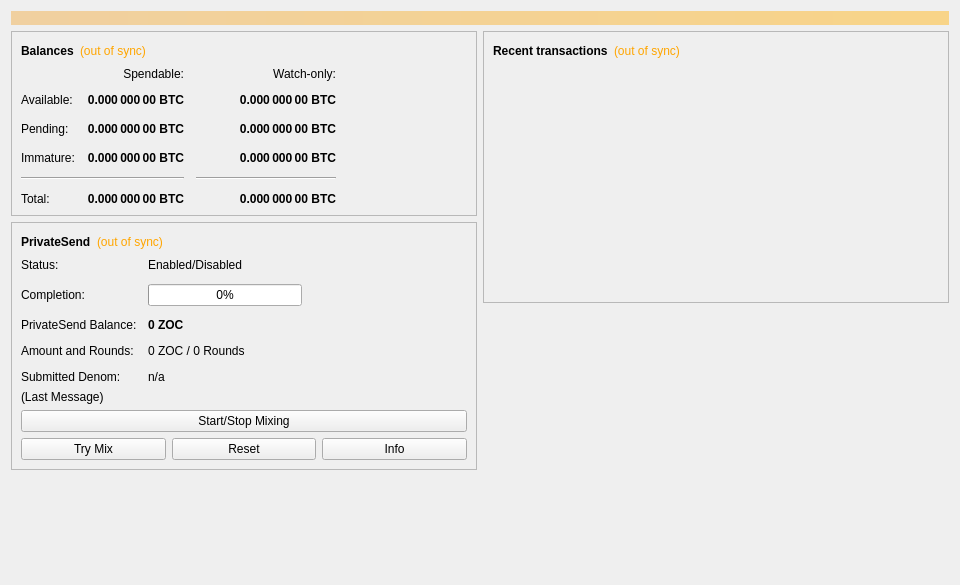
First picture: the form in src/qt/forms/overviewpage.ui, repository zocteam/zeroonecoin, before the edit.
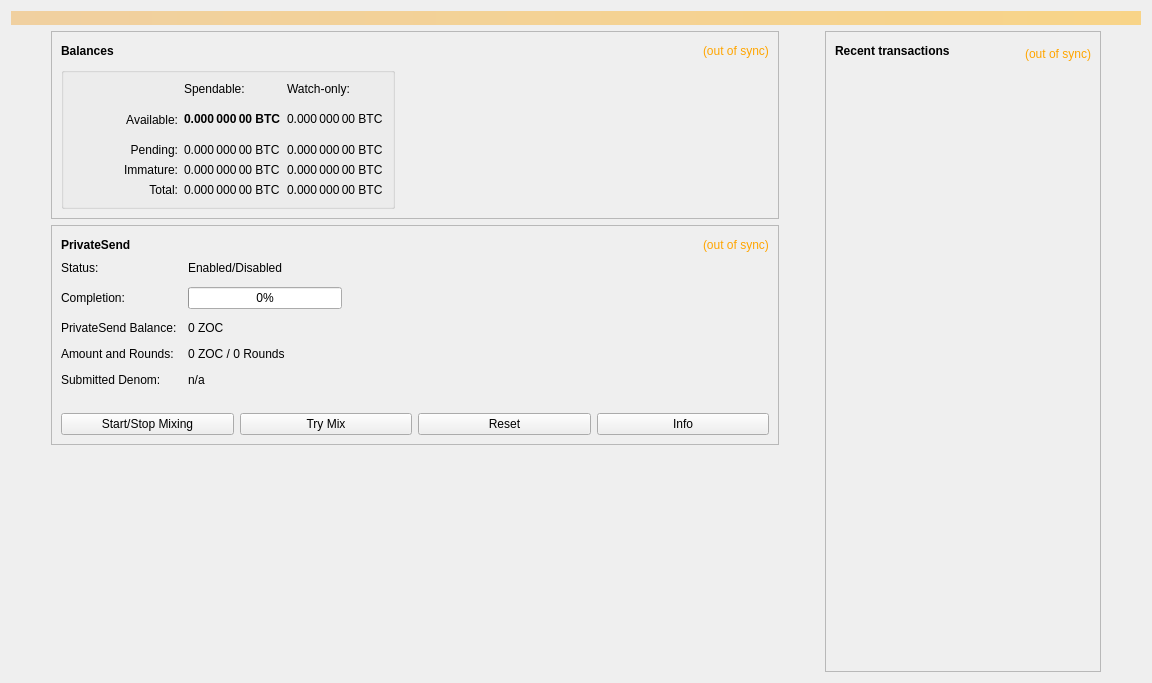
Second picture: the form after the edit.

What changed in the file:
```diff
--- a/src/qt/forms/overviewpage.ui
+++ b/src/qt/forms/overviewpage.ui
@@ -6,13 +6,13 @@
    <rect>
     <x>0</x>
     <y>0</y>
-    <width>960</width>
-    <height>585</height>
+    <width>1152</width>
+    <height>683</height>
    </rect>
   </property>
   <property name="minimumSize">
    <size>
-    <width>960</width>
+    <width>720</width>
     <height>0</height>
    </size>
   </property>
@@ -43,11 +43,30 @@
     </widget>
    </item>
    <item>
-    <layout class="QHBoxLayout" name="horizontalLayout" stretch="1,1">
+    <layout class="QHBoxLayout" name="horizontalLayout" stretch="0,1,0,0,0">
+     <item>
+      <spacer name="horizontalSpacer_7">
+       <property name="orientation">
+        <enum>Qt::Horizontal</enum>
+       </property>
+       <property name="sizeHint" stdset="0">
+        <size>
+         <width>40</width>
+         <height>20</height>
+        </size>
+       </property>
+      </spacer>
+     </item>
      <item>
       <layout class="QVBoxLayout" name="verticalLayout_2">
        <item>
         <widget class="QFrame" name="frame">
+         <property name="sizePolicy">
+          <sizepolicy hsizetype="Preferred" vsizetype="Preferred">
+           <horstretch>0</horstretch>
+           <verstretch>0</verstretch>
+          </sizepolicy>
+         </property>
          <property name="frameShape">
           <enum>QFrame::StyledPanel</enum>
          </property>
@@ -70,6 +89,19 @@
               </property>
              </widget>
             </item>
+            <item>
+             <spacer name="horizontalSpacer_3">
+              <property name="orientation">
+               <enum>Qt::Horizontal</enum>
+              </property>
+              <property name="sizeHint" stdset="0">
+               <size>
+                <width>40</width>
+                <height>20</height>
+               </size>
+              </property>
+             </spacer>
+            </item>
             <item>
              <widget class="QLabel" name="labelWalletStatus">
               <property name="toolTip">
@@ -86,83 +118,21 @@
               </property>
              </widget>
             </item>
-            <item>
-             <spacer name="horizontalSpacer_3">
-              <property name="orientation">
-               <enum>Qt::Horizontal</enum>
-              </property>
-              <property name="sizeHint" stdset="0">
-               <size>
-                <width>40</width>
-                <height>20</height>
-               </size>
-              </property>
-             </spacer>
-            </item>
            </layout>
           </item>
           <item>
-           <layout class="QGridLayout" name="gridLayout">
+           <widget class="QGroupBox" name="groupBox">
+            <layout class="QGridLayout" name="gridLayout" columnstretch="0,0,0">
+             <property name="sizeConstraint">
+              <enum>QLayout::SetFixedSize</enum>
+             </property>
             <property name="spacing">
-             <number>12</number>
-            </property>
-            <item row="2" column="2">
-             <widget class="QLabel" name="labelWatchPending">
-              <property name="font">
-               <font>
-                <weight>75</weight>
-                <bold>true</bold>
-               </font>
-              </property>
-              <property name="cursor">
-               <cursorShape>IBeamCursor</cursorShape>
-              </property>
-              <property name="toolTip">
-               <string>Unconfirmed transactions to watch-only addresses</string>
-              </property>
-              <property name="text">
-               <string notr="true">0.000 000 00 BTC</string>
-              </property>
-              <property name="alignment">
-               <set>Qt::AlignRight|Qt::AlignTrailing|Qt::AlignVCenter</set>
-              </property>
-              <property name="textInteractionFlags">
-               <set>Qt::LinksAccessibleByMouse|Qt::TextSelectableByKeyboard|Qt::TextSelectableByMouse</set>
-              </property>
-             </widget>
-            </item>
-            <item row="2" column="1">
-             <widget class="QLabel" name="labelUnconfirmed">
-              <property name="font">
-               <font>
-                <weight>75</weight>
-                <bold>true</bold>
-               </font>
-              </property>
-              <property name="cursor">
-               <cursorShape>IBeamCursor</cursorShape>
-              </property>
-              <property name="toolTip">
-               <string>Total of transactions that have yet to be confirmed, and do not yet count toward the spendable balance</string>
-              </property>
-              <property name="text">
-               <string notr="true">0.000 000 00 BTC</string>
-              </property>
-              <property name="alignment">
-               <set>Qt::AlignRight|Qt::AlignTrailing|Qt::AlignVCenter</set>
-              </property>
-              <property name="textInteractionFlags">
-               <set>Qt::LinksAccessibleByMouse|Qt::TextSelectableByKeyboard|Qt::TextSelectableByMouse</set>
-              </property>
-             </widget>
-            </item>
+              <number>6</number>
+             </property>
             <item row="3" column="2">
              <widget class="QLabel" name="labelWatchImmature">
               <property name="font">
-               <font>
-                <weight>75</weight>
-                <bold>true</bold>
-               </font>
+                <font/>
               </property>
               <property name="cursor">
                <cursorShape>IBeamCursor</cursorShape>
@@ -174,98 +144,101 @@
                <string notr="true">0.000 000 00 BTC</string>
               </property>
               <property name="alignment">
-               <set>Qt::AlignRight|Qt::AlignTrailing|Qt::AlignVCenter</set>
+                <set>Qt::AlignLeading|Qt::AlignLeft|Qt::AlignVCenter</set>
               </property>
               <property name="textInteractionFlags">
                <set>Qt::LinksAccessibleByMouse|Qt::TextSelectableByKeyboard|Qt::TextSelectableByMouse</set>
               </property>
              </widget>
             </item>
-            <item row="4" column="0" colspan="2">
-             <widget class="Line" name="lineSpendableBalance">
-              <property name="orientation">
-               <enum>Qt::Horizontal</enum>
-              </property>
-             </widget>
-            </item>
-            <item row="4" column="2">
-             <widget class="Line" name="lineWatchBalance">
-              <property name="sizePolicy">
-               <sizepolicy hsizetype="Preferred" vsizetype="Fixed">
-                <horstretch>0</horstretch>
-                <verstretch>0</verstretch>
-               </sizepolicy>
-              </property>
-              <property name="minimumSize">
-               <size>
-                <width>140</width>
-                <height>0</height>
-               </size>
-              </property>
-              <property name="orientation">
-               <enum>Qt::Horizontal</enum>
-              </property>
-             </widget>
-            </item>
-            <item row="5" column="0">
+             <item row="4" column="0">
              <widget class="QLabel" name="labelTotalText">
+               <property name="sizePolicy">
+                <sizepolicy hsizetype="Fixed" vsizetype="Preferred">
+                 <horstretch>0</horstretch>
+                 <verstretch>0</verstretch>
+                </sizepolicy>
+               </property>
+               <property name="minimumSize">
+                <size>
+                 <width>105</width>
+                 <height>0</height>
+                </size>
+               </property>
+               <property name="maximumSize">
+                <size>
+                 <width>105</width>
+                 <height>16777215</height>
+                </size>
+               </property>
+               <property name="baseSize">
+                <size>
+                 <width>0</width>
+                 <height>0</height>
+                </size>
+               </property>
               <property name="text">
                <string>Total:</string>
               </property>
-             </widget>
-            </item>
-            <item row="3" column="1">
-             <widget class="QLabel" name="labelImmature">
-              <property name="font">
-               <font>
-                <weight>75</weight>
-                <bold>true</bold>
-               </font>
-              </property>
-              <property name="cursor">
-               <cursorShape>IBeamCursor</cursorShape>
-              </property>
-              <property name="toolTip">
-               <string>Mined balance that has not yet matured</string>
-              </property>
-              <property name="text">
-               <string notr="true">0.000 000 00 BTC</string>
-              </property>
               <property name="alignment">
                <set>Qt::AlignRight|Qt::AlignTrailing|Qt::AlignVCenter</set>
               </property>
-              <property name="textInteractionFlags">
-               <set>Qt::LinksAccessibleByMouse|Qt::TextSelectableByKeyboard|Qt::TextSelectableByMouse</set>
-              </property>
-             </widget>
-            </item>
-            <item row="2" column="3">
-             <spacer name="horizontalSpacer_2">
-              <property name="orientation">
-               <enum>Qt::Horizontal</enum>
-              </property>
-              <property name="sizeHint" stdset="0">
-               <size>
-                <width>40</width>
-                <height>20</height>
-               </size>
-              </property>
-             </spacer>
+              </widget>
+             </item>
+             <item row="0" column="2">
+              <widget class="QLabel" name="labelWatchonly">
+               <property name="text">
+                <string>Watch-only:</string>
+               </property>
+               <property name="alignment">
+                <set>Qt::AlignLeading|Qt::AlignLeft|Qt::AlignVCenter</set>
+               </property>
+              </widget>
             </item>
             <item row="3" column="0">
              <widget class="QLabel" name="labelImmatureText">
+               <property name="sizePolicy">
+                <sizepolicy hsizetype="Fixed" vsizetype="Preferred">
+                 <horstretch>0</horstretch>
+                 <verstretch>0</verstretch>
+                </sizepolicy>
+               </property>
+               <property name="minimumSize">
+                <size>
+                 <width>105</width>
+                 <height>0</height>
+                </size>
+               </property>
+               <property name="maximumSize">
+                <size>
+                 <width>105</width>
+                 <height>16777215</height>
+                </size>
+               </property>
+               <property name="baseSize">
+                <size>
+                 <width>0</width>
+                 <height>0</height>
+                </size>
+               </property>
               <property name="text">
                <string>Immature:</string>
               </property>
-             </widget>
-            </item>
-            <item row="5" column="1">
+               <property name="alignment">
+                <set>Qt::AlignRight|Qt::AlignTrailing|Qt::AlignVCenter</set>
+               </property>
+              </widget>
+             </item>
+             <item row="4" column="1">
              <widget class="QLabel" name="labelTotal">
+               <property name="sizePolicy">
+                <sizepolicy hsizetype="Preferred" vsizetype="Preferred">
+                 <horstretch>0</horstretch>
+                 <verstretch>0</verstretch>
+                </sizepolicy>
+               </property>
               <property name="font">
-               <font>
-                <weight>75</weight>
-                <bold>true</bold>
-               </font>
+                <font/>
               </property>
               <property name="cursor">
                <cursorShape>IBeamCursor</cursorShape>
@@ -277,60 +250,121 @@
                <string notr="true">0.000 000 00 BTC</string>
               </property>
               <property name="alignment">
-               <set>Qt::AlignRight|Qt::AlignTrailing|Qt::AlignVCenter</set>
+                <set>Qt::AlignLeading|Qt::AlignLeft|Qt::AlignVCenter</set>
               </property>
               <property name="textInteractionFlags">
                <set>Qt::LinksAccessibleByMouse|Qt::TextSelectableByKeyboard|Qt::TextSelectableByMouse</set>
               </property>
              </widget>
             </item>
-            <item row="5" column="2">
-             <widget class="QLabel" name="labelWatchTotal">
+             <item row="2" column="2">
+              <widget class="QLabel" name="labelWatchPending">
               <property name="font">
-               <font>
-                <weight>75</weight>
-                <bold>true</bold>
-               </font>
+                <font/>
               </property>
               <property name="cursor">
                <cursorShape>IBeamCursor</cursorShape>
               </property>
               <property name="toolTip">
-               <string>Current total balance in watch-only addresses</string>
+                <string>Unconfirmed transactions to watch-only addresses</string>
               </property>
               <property name="text">
                <string notr="true">0.000 000 00 BTC</string>
               </property>
               <property name="alignment">
-               <set>Qt::AlignRight|Qt::AlignTrailing|Qt::AlignVCenter</set>
+                <set>Qt::AlignLeading|Qt::AlignLeft|Qt::AlignVCenter</set>
               </property>
               <property name="textInteractionFlags">
                <set>Qt::LinksAccessibleByMouse|Qt::TextSelectableByKeyboard|Qt::TextSelectableByMouse</set>
               </property>
              </widget>
             </item>
-            <item row="0" column="2">
-             <widget class="QLabel" name="labelWatchonly">
+             <item row="2" column="0">
+              <widget class="QLabel" name="labelPendingText">
+               <property name="sizePolicy">
+                <sizepolicy hsizetype="Fixed" vsizetype="Preferred">
+                 <horstretch>0</horstretch>
+                 <verstretch>0</verstretch>
+                </sizepolicy>
+               </property>
+               <property name="minimumSize">
+                <size>
+                 <width>105</width>
+                 <height>0</height>
+                </size>
+               </property>
+               <property name="maximumSize">
+                <size>
+                 <width>105</width>
+                 <height>16777215</height>
+                </size>
+               </property>
+               <property name="baseSize">
+                <size>
+                 <width>0</width>
+                 <height>0</height>
+                </size>
+               </property>
               <property name="text">
-               <string>Watch-only:</string>
+                <string>Pending:</string>
               </property>
               <property name="alignment">
                <set>Qt::AlignRight|Qt::AlignTrailing|Qt::AlignVCenter</set>
               </property>
              </widget>
             </item>
-            <item row="1" column="0">
-             <widget class="QLabel" name="labelBalanceText">
-              <property name="styleSheet">
-               <string notr="true"/>
+             <item row="0" column="1">
+              <widget class="QLabel" name="labelSpendable">
+               <property name="sizePolicy">
+                <sizepolicy hsizetype="Preferred" vsizetype="Preferred">
+                 <horstretch>0</horstretch>
+                 <verstretch>0</verstretch>
+                </sizepolicy>
               </property>
               <property name="text">
-               <string>Available:</string>
+                <string>Spendable:</string>
+               </property>
+               <property name="alignment">
+                <set>Qt::AlignLeading|Qt::AlignLeft|Qt::AlignVCenter</set>
+               </property>
+              </widget>
+             </item>
+             <item row="2" column="1">
+              <widget class="QLabel" name="labelUnconfirmed">
+               <property name="sizePolicy">
+                <sizepolicy hsizetype="Preferred" vsizetype="Preferred">
+                 <horstretch>0</horstretch>
+                 <verstretch>0</verstretch>
+                </sizepolicy>
+               </property>
+               <property name="font">
+                <font/>
+               </property>
+               <property name="cursor">
+                <cursorShape>IBeamCursor</cursorShape>
+               </property>
+               <property name="toolTip">
+                <string>Total of transactions that have yet to be confirmed, and do not yet count toward the spendable balance</string>
+               </property>
+               <property name="text">
+                <string notr="true">0.000 000 00 BTC</string>
+               </property>
+               <property name="alignment">
+                <set>Qt::AlignLeading|Qt::AlignLeft|Qt::AlignVCenter</set>
+               </property>
+               <property name="textInteractionFlags">
+                <set>Qt::LinksAccessibleByMouse|Qt::TextSelectableByKeyboard|Qt::TextSelectableByMouse</set>
               </property>
              </widget>
             </item>
             <item row="1" column="1">
              <widget class="QLabel" name="labelBalance">
+               <property name="sizePolicy">
+                <sizepolicy hsizetype="Preferred" vsizetype="Preferred">
+                 <horstretch>0</horstretch>
+                 <verstretch>0</verstretch>
+                </sizepolicy>
+               </property>
               <property name="font">
                <font>
                 <weight>75</weight>
@@ -350,20 +384,54 @@
                <string notr="true">0.000 000 00 BTC</string>
               </property>
               <property name="alignment">
-               <set>Qt::AlignRight|Qt::AlignTrailing|Qt::AlignVCenter</set>
+                <set>Qt::AlignLeading|Qt::AlignLeft|Qt::AlignVCenter</set>
               </property>
               <property name="textInteractionFlags">
                <set>Qt::LinksAccessibleByMouse|Qt::TextSelectableByKeyboard|Qt::TextSelectableByMouse</set>
               </property>
              </widget>
             </item>
+             <item row="1" column="0">
+              <widget class="QLabel" name="labelBalanceText">
+               <property name="sizePolicy">
+                <sizepolicy hsizetype="Fixed" vsizetype="Preferred">
+                 <horstretch>0</horstretch>
+                 <verstretch>0</verstretch>
+                </sizepolicy>
+               </property>
+               <property name="minimumSize">
+                <size>
+                 <width>105</width>
+                 <height>35</height>
+                </size>
+               </property>
+               <property name="maximumSize">
+                <size>
+                 <width>105</width>
+                 <height>16777215</height>
+                </size>
+               </property>
+               <property name="baseSize">
+                <size>
+                 <width>0</width>
+                 <height>0</height>
+                </size>
+               </property>
+               <property name="styleSheet">
+                <string notr="true"/>
+               </property>
+               <property name="text">
+                <string>Available:</string>
+               </property>
+               <property name="alignment">
+                <set>Qt::AlignRight|Qt::AlignTrailing|Qt::AlignVCenter</set>
+               </property>
+              </widget>
+             </item>
             <item row="1" column="2">
              <widget class="QLabel" name="labelWatchAvailable">
               <property name="font">
-               <font>
-                <weight>75</weight>
-                <bold>true</bold>
-               </font>
+                <font/>
               </property>
               <property name="cursor">
                <cursorShape>IBeamCursor</cursorShape>
@@ -378,31 +446,65 @@
                <string notr="true">0.000 000 00 BTC</string>
               </property>
               <property name="alignment">
-               <set>Qt::AlignRight|Qt::AlignTrailing|Qt::AlignVCenter</set>
+                <set>Qt::AlignLeading|Qt::AlignLeft|Qt::AlignVCenter</set>
               </property>
               <property name="textInteractionFlags">
                <set>Qt::LinksAccessibleByMouse|Qt::TextSelectableByKeyboard|Qt::TextSelectableByMouse</set>
               </property>
              </widget>
             </item>
-            <item row="2" column="0">
-             <widget class="QLabel" name="labelPendingText">
+             <item row="4" column="2">
+              <widget class="QLabel" name="labelWatchTotal">
+               <property name="font">
+                <font/>
+               </property>
+               <property name="cursor">
+                <cursorShape>IBeamCursor</cursorShape>
+               </property>
+               <property name="toolTip">
+                <string>Current total balance in watch-only addresses</string>
+               </property>
               <property name="text">
-               <string>Pending:</string>
-              </property>
-             </widget>
-            </item>
-            <item row="0" column="1">
-             <widget class="QLabel" name="labelSpendable">
+                <string notr="true">0.000 000 00 BTC</string>
+               </property>
+               <property name="alignment">
+                <set>Qt::AlignLeading|Qt::AlignLeft|Qt::AlignVCenter</set>
+               </property>
+               <property name="textInteractionFlags">
+                <set>Qt::LinksAccessibleByMouse|Qt::TextSelectableByKeyboard|Qt::TextSelectableByMouse</set>
+               </property>
+              </widget>
+             </item>
+             <item row="3" column="1">
+              <widget class="QLabel" name="labelImmature">
+               <property name="sizePolicy">
+                <sizepolicy hsizetype="Preferred" vsizetype="Preferred">
+                 <horstretch>0</horstretch>
+                 <verstretch>0</verstretch>
+                </sizepolicy>
+               </property>
+               <property name="font">
+                <font/>
+               </property>
+               <property name="cursor">
+                <cursorShape>IBeamCursor</cursorShape>
+               </property>
+               <property name="toolTip">
+                <string>Mined balance that has not yet matured</string>
+               </property>
               <property name="text">
-               <string>Spendable:</string>
+                <string notr="true">0.000 000 00 BTC</string>
               </property>
               <property name="alignment">
-               <set>Qt::AlignRight|Qt::AlignTrailing|Qt::AlignVCenter</set>
+                <set>Qt::AlignLeading|Qt::AlignLeft|Qt::AlignVCenter</set>
+               </property>
+               <property name="textInteractionFlags">
+                <set>Qt::LinksAccessibleByMouse|Qt::TextSelectableByKeyboard|Qt::TextSelectableByMouse</set>
               </property>
              </widget>
             </item>
            </layout>
+           </widget>
           </item>
          </layout>
         </widget>
@@ -437,22 +539,6 @@
               </property>
              </widget>
             </item>
-            <item>
-             <widget class="QLabel" name="labelPrivateSendSyncStatus">
-              <property name="toolTip">
-               <string>The displayed information may be out of date. Your wallet automatically synchronizes with the ZeroOne network after a connection is established, but this process has not completed yet.</string>
-              </property>
-              <property name="styleSheet">
-               <string notr="true">QLabel { color: orange; }</string>
-              </property>
-              <property name="text">
-               <string notr="true">(out of sync)</string>
-              </property>
-              <property name="alignment">
-               <set>Qt::AlignLeading|Qt::AlignLeft|Qt::AlignVCenter</set>
-              </property>
-             </widget>
-            </item>
             <item>
              <spacer name="horizontalSpacer_4">
               <property name="orientation">
@@ -466,6 +552,22 @@
               </property>
              </spacer>
             </item>
+            <item>
+             <widget class="QLabel" name="labelPrivateSendSyncStatus">
+              <property name="toolTip">
+               <string>The displayed information may be out of date. Your wallet automatically synchronizes with the ZeroOne network after a connection is established, but this process has not completed yet.</string>
+              </property>
+              <property name="styleSheet">
+               <string notr="true">QLabel { color: orange; }</string>
+              </property>
+              <property name="text">
+               <string notr="true">(out of sync)</string>
+              </property>
+              <property name="alignment">
+               <set>Qt::AlignLeading|Qt::AlignLeft|Qt::AlignVCenter</set>
+              </property>
+             </widget>
+            </item>
            </layout>
           </item>
           <item>
@@ -523,10 +625,7 @@
             <item row="2" column="1">
              <widget class="QLabel" name="labelAnonymized">
               <property name="font">
-               <font>
-                <weight>75</weight>
-                <bold>true</bold>
-               </font>
+               <font/>
               </property>
               <property name="text">
                <string notr="true">0 ZOC</string>
@@ -574,16 +673,18 @@
             <item>
              <widget class="QLabel" name="labelPrivateSendLastMessage">
               <property name="text">
-               <string>(Last Message)</string>
+               <string/>
               </property>
               <property name="alignment">
-               <set>Qt::AlignLeading|Qt::AlignLeft|Qt::AlignTop</set>
+               <set>Qt::AlignCenter</set>
               </property>
               <property name="wordWrap">
                <bool>true</bool>
               </property>
              </widget>
             </item>
+            <item>
+             <layout class="QHBoxLayout" name="horizontalLayout_debugbuttons">
             <item>
              <widget class="QPushButton" name="togglePrivateSend">
               <property name="sizePolicy">
@@ -598,8 +699,6 @@
              </widget>
             </item>
             <item>
-             <layout class="QHBoxLayout" name="horizontalLayout_debugbuttons">
-              <item>
                <widget class="QPushButton" name="privateSendAuto">
                 <property name="sizePolicy">
                  <sizepolicy hsizetype="MinimumExpanding" vsizetype="Fixed">
@@ -672,6 +771,19 @@
        </item>
       </layout>
      </item>
+     <item>
+      <spacer name="horizontalSpacer_6">
+       <property name="orientation">
+        <enum>Qt::Horizontal</enum>
+       </property>
+       <property name="sizeHint" stdset="0">
+        <size>
+         <width>40</width>
+         <height>20</height>
+        </size>
+       </property>
+      </spacer>
+     </item>
      <item>
       <layout class="QVBoxLayout" name="verticalLayout_3">
        <item>
@@ -698,22 +810,6 @@
               </property>
              </widget>
             </item>
-            <item>
-             <widget class="QLabel" name="labelTransactionsStatus">
-              <property name="toolTip">
-               <string>The displayed information may be out of date. Your wallet automatically synchronizes with the ZeroOne network after a connection is established, but this process has not completed yet.</string>
-              </property>
-              <property name="styleSheet">
-               <string notr="true">QLabel { color: orange; }</string>
-              </property>
-              <property name="text">
-               <string notr="true">(out of sync)</string>
-              </property>
-              <property name="alignment">
-               <set>Qt::AlignLeading|Qt::AlignLeft|Qt::AlignVCenter</set>
-              </property>
-             </widget>
-            </item>
             <item>
              <spacer name="horizontalSpacer">
               <property name="orientation">
@@ -727,8 +823,26 @@
               </property>
              </spacer>
             </item>
+            <item>
+             <widget class="QLabel" name="labelTransactionsStatus">
+              <property name="toolTip">
+               <string>The displayed information may be out of date. Your wallet automatically synchronizes with the ZeroOne network after a connection is established, but this process has not completed yet.</string>
+              </property>
+              <property name="styleSheet">
+               <string notr="true">QLabel { color: orange; }</string>
+              </property>
+              <property name="text">
+               <string notr="true">(out of sync)</string>
+              </property>
+              <property name="alignment">
+               <set>Qt::AlignBottom|Qt::AlignRight|Qt::AlignTrailing</set>
+              </property>
+             </widget>
+            </item>
            </layout>
           </item>
+          <item>
+           <layout class="QHBoxLayout" name="horizontalLayout_3">
           <item>
            <widget class="QListView" name="listTransactions">
             <property name="styleSheet">
@@ -749,7 +863,6 @@
            </widget>
           </item>
          </layout>
-        </widget>
        </item>
        <item>
         <spacer name="verticalSpacer_2">
@@ -765,6 +878,22 @@
         </spacer>
        </item>
       </layout>
+        </widget>
+       </item>
+      </layout>
+     </item>
+     <item>
+      <spacer name="horizontalSpacer_5">
+       <property name="orientation">
+        <enum>Qt::Horizontal</enum>
+       </property>
+       <property name="sizeHint" stdset="0">
+        <size>
+         <width>40</width>
+         <height>20</height>
+        </size>
+       </property>
+      </spacer>
      </item>
     </layout>
    </item>
```
Lines whose indentation alone changed are shown as unchanged.
